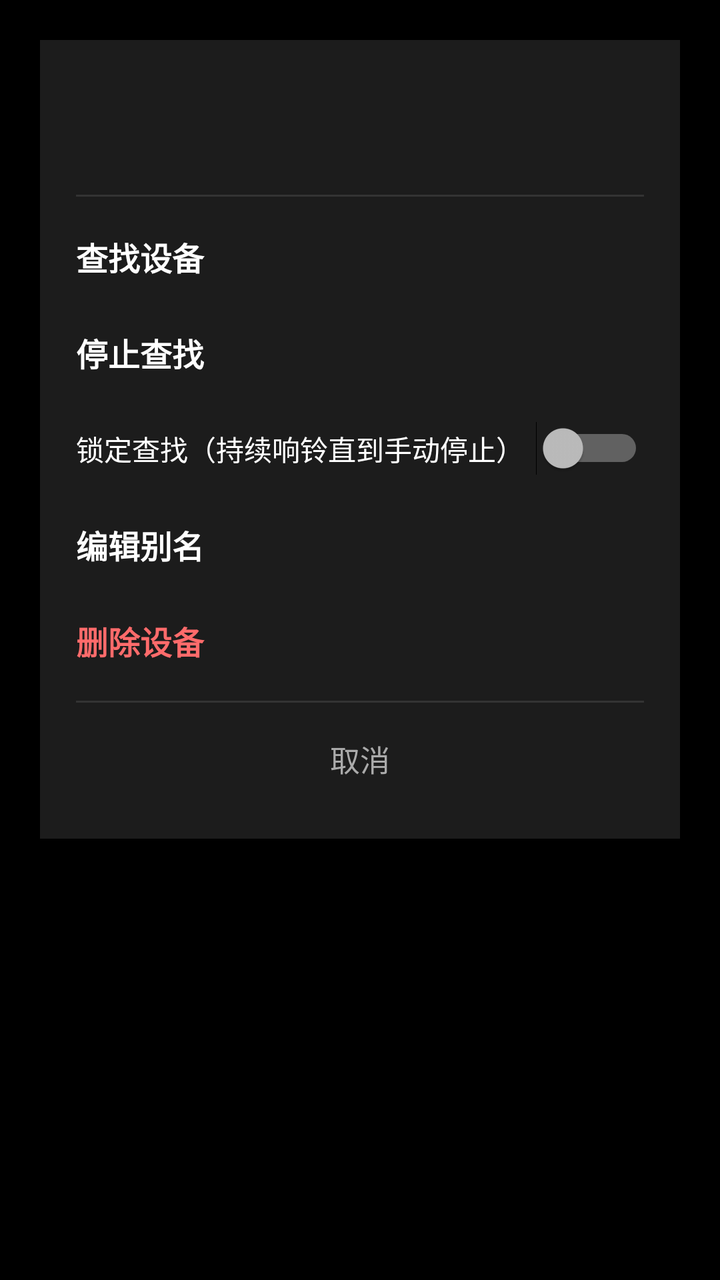
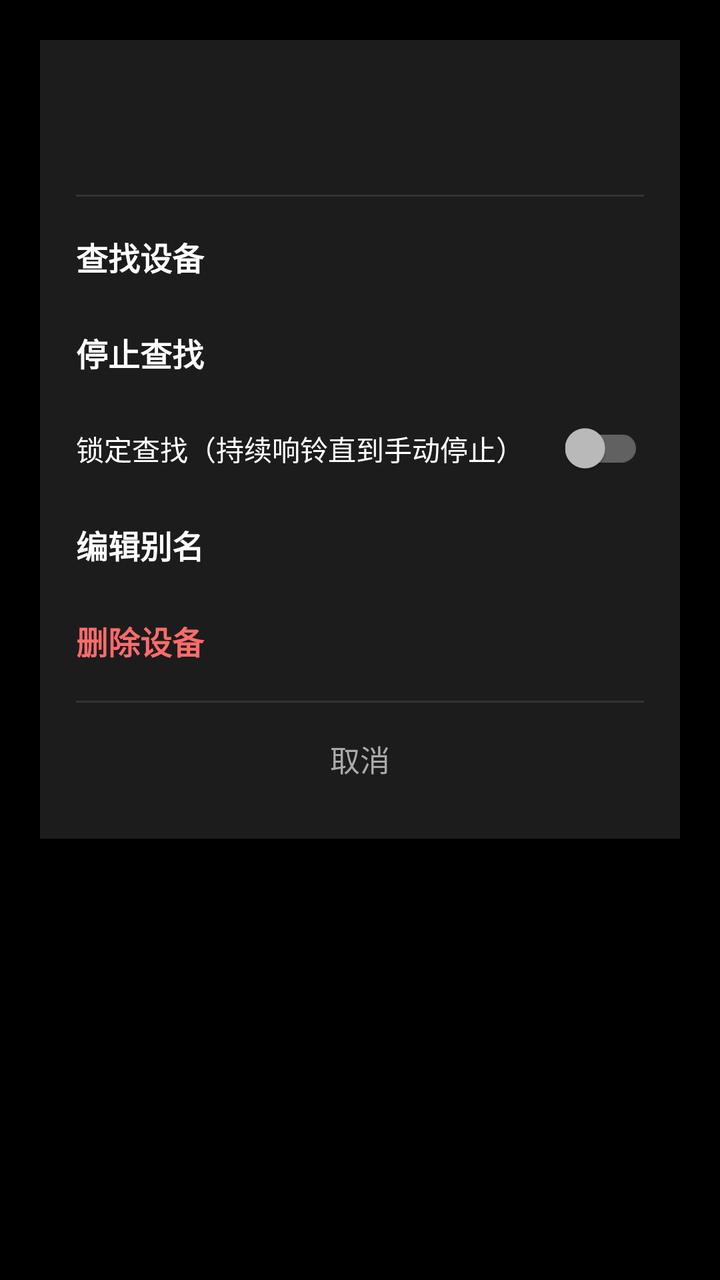

Screens rendered from an Android XML layout before and after an edit, with the pre-edit source and the edit as a unified diff.
<!-- AndroidManifest.xml: application theme Theme.FindYouDevice.Old -->
<!-- res/layout/dialog_device_actions.xml -->
<?xml version="1.0" encoding="utf-8"?>
<FrameLayout xmlns:android="http://schemas.android.com/apk/res/android"
    android:layout_width="match_parent"
    android:layout_height="wrap_content"
    android:padding="20dp">

    <LinearLayout
        android:layout_width="match_parent"
        android:layout_height="wrap_content"
        android:background="@color/metro_bg_soft"
        android:orientation="vertical"
        android:padding="18dp">

        <TextView
            android:id="@+id/tvDlgTitle"
            android:layout_width="wrap_content"
            android:layout_height="wrap_content"
            android:textColor="#FF4FA3E3"
            android:textSize="20sp"
            android:textStyle="bold" />

        <TextView
            android:id="@+id/tvDlgSub"
            android:layout_width="wrap_content"
            android:layout_height="wrap_content"
            android:layout_marginTop="4dp"
            android:textColor="@color/metro_text_secondary"
            android:textSize="12sp" />

        <View
            android:layout_width="match_parent"
            android:layout_height="1dp"
            android:layout_marginTop="12dp"
            android:layout_marginBottom="6dp"
            android:background="#FF333333" />

        <TextView
            android:id="@+id/rowFind"
            android:layout_width="match_parent"
            android:layout_height="48dp"
            android:background="@drawable/metro_row"
            android:gravity="center_vertical"
            android:text="查找设备"
            android:textColor="#FFFFFFFF"
            android:textSize="16sp"
            android:textStyle="bold" />

        <TextView
            android:id="@+id/rowStop"
            android:layout_width="match_parent"
            android:layout_height="48dp"
            android:background="@drawable/metro_row"
            android:gravity="center_vertical"
            android:text="停止查找"
            android:textColor="#FFFFFFFF"
            android:textSize="16sp"
            android:textStyle="bold" />

        <LinearLayout
            android:layout_width="match_parent"
            android:layout_height="48dp"
            android:gravity="center_vertical"
            android:orientation="horizontal">

            <TextView
                android:layout_width="0dp"
                android:layout_height="wrap_content"
                android:layout_weight="1"
                android:text="锁定查找（持续响铃直到手动停止）"
                android:textColor="#FFFFFFFF"
                android:textSize="14sp" />

            <Switch
                android:id="@+id/swLockFind"
                android:layout_width="wrap_content"
                android:layout_height="wrap_content" />
        </LinearLayout>

        <TextView
            android:id="@+id/rowEdit"
            android:layout_width="match_parent"
            android:layout_height="48dp"
            android:background="@drawable/metro_row"
            android:gravity="center_vertical"
            android:text="编辑别名"
            android:textColor="#FFFFFFFF"
            android:textSize="16sp"
            android:textStyle="bold" />

        <TextView
            android:id="@+id/rowDelete"
            android:layout_width="match_parent"
            android:layout_height="48dp"
            android:background="@drawable/metro_row"
            android:gravity="center_vertical"
            android:text="删除设备"
            android:textColor="#FFFF6B6B"
            android:textSize="16sp"
            android:textStyle="bold" />

        <View
            android:layout_width="match_parent"
            android:layout_height="1dp"
            android:layout_marginTop="6dp"
            android:layout_marginBottom="6dp"
            android:background="#FF333333" />

        <TextView
            android:id="@+id/btnCancel"
            android:layout_width="match_parent"
            android:layout_height="44dp"
            android:background="@drawable/metro_row"
            android:gravity="center"
            android:text="取消"
            android:textColor="@color/metro_text_secondary"
            android:textSize="15sp" />

    </LinearLayout>
</FrameLayout>
<!-- resources referenced by this layout -->
<resources>
  <color name="metro_bg_soft">#FF1C1C1C</color>
  <color name="metro_text_secondary">#FFAAAAAA</color>
  <!-- drawable metro_row (drawable) -->
  <?xml version="1.0" encoding="utf-8"?>
  <selector xmlns:android="http://schemas.android.com/apk/res/android">
      <item android:state_pressed="true">
          <shape android:shape="rectangle">
              <solid android:color="@color/metro_tile_blue" />
              <corners android:radius="0dp" />
          </shape>
      </item>
      <item>
          <shape android:shape="rectangle">
              <solid android:color="#00000000" />
              <corners android:radius="0dp" />
          </shape>
      </item>
  </selector>
  <style name="Theme.FindYouDevice.Old" parent="Theme.AppCompat.NoActionBar">
          <item name="android:windowBackground">@color/metro_bg</item>
          <item name="android:statusBarColor">@color/metro_bg</item>
          <item name="android:colorBackground">@color/metro_bg</item>
          <item name="colorPrimary">@color/metro_tile_blue</item>
          <item name="colorPrimaryDark">@color/metro_tile_blue_pressed</item>
          <item name="colorAccent">@color/metro_tile_blue</item>
          <item name="android:textColorPrimary">@color/metro_text_primary</item>
          <item name="android:textColorSecondary">@color/metro_text_secondary</item>
      </style>
  <color name="metro_tile_blue">#FF0078D7</color>
  <color name="metro_bg">#FF000000</color>
  <color name="metro_tile_blue_pressed">#FF005A9E</color>
  <color name="metro_text_primary">#FFFFFFFF</color>
</resources>

<!-- the commit's change to res/layout/dialog_device_actions.xml (unified diff, before → after) -->
@@ -70,7 +70,7 @@
                 android:textColor="#FFFFFFFF"
                 android:textSize="14sp" />
 
-            <Switch
+            <androidx.appcompat.widget.SwitchCompat
                 android:id="@+id/swLockFind"
                 android:layout_width="wrap_content"
                 android:layout_height="wrap_content" />
